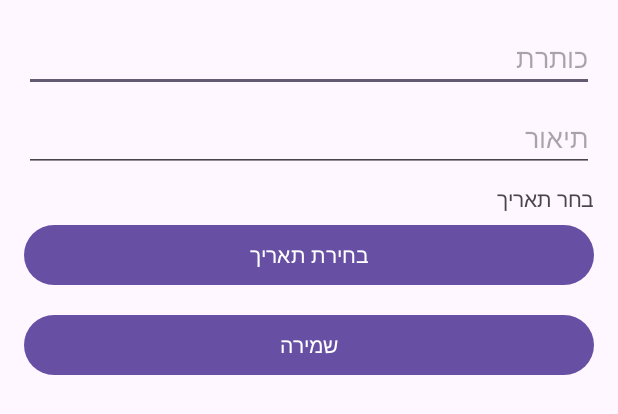
After one commit to omergamliel/ID_211869409_209052786_EX_2, an Android app: the layout dialog_manage_activity.xml on its own in the app's theme, with its tools: preview values and no code run, on a phone screen of 412 x 824 dp. The commit adds this screen. Shown: the top 414 px of the screen. Run offline under Robolectric (Android 15) with nearby library versions, the phone set to English and light mode, and no system bars.

Commit message:
Add edit mode with activity management

```diff
--- a/app/src/main/AndroidManifest.xml
+++ b/app/src/main/AndroidManifest.xml
@@ -23,6 +23,7 @@
         </activity>
 
         <activity android:name=".activities.NormalModeActivity" />
+        <activity android:name=".activities.EditModeActivity" />
 
     </application>
 
--- a/app/src/main/java/co/median/android/id_211869409_209052786_ex_2/models/Activity.java
+++ b/app/src/main/java/co/median/android/id_211869409_209052786_ex_2/models/Activity.java
@@ -1,7 +1,7 @@
 package co.median.android.id_211869409_209052786_ex_2.models;
 import java.io.Serializable;
 
-public class Activity {
+public class Activity implements Serializable {
     private int id;
     private String title;
     private String description;
--- /dev/null
+++ b/app/src/main/res/layout/dialog_manage_activity.xml
@@ -0,0 +1,41 @@
+<?xml version="1.0" encoding="utf-8"?>
+<LinearLayout xmlns:android="http://schemas.android.com/apk/res/android"
+    android:layout_width="match_parent"
+    android:layout_height="wrap_content"
+    android:orientation="vertical"
+    android:padding="16dp">
+
+    <EditText
+        android:id="@+id/input_title"
+        android:layout_width="match_parent"
+        android:layout_height="wrap_content"
+        android:hint="כותרת" />
+
+    <EditText
+        android:id="@+id/input_description"
+        android:layout_width="match_parent"
+        android:layout_height="wrap_content"
+        android:hint="תיאור"
+        android:layout_marginTop="8dp" />
+
+    <TextView
+        android:id="@+id/selected_date"
+        android:layout_width="match_parent"
+        android:layout_height="wrap_content"
+        android:text="בחר תאריך"
+        android:layout_marginTop="8dp" />
+
+    <Button
+        android:id="@+id/pick_date_button"
+        android:layout_width="match_parent"
+        android:layout_height="wrap_content"
+        android:text="בחירת תאריך"
+        android:layout_marginTop="4dp" />
+
+    <Button
+        android:id="@+id/save_activity_button"
+        android:layout_width="match_parent"
+        android:layout_height="wrap_content"
+        android:text="שמירה"
+        android:layout_marginTop="12dp" />
+</LinearLayout>
```
Also changed, not shown: app/src/main/java/co/median/android/id_211869409_209052786_ex_2/activities/EditModeActivity.java (+45 -1 lines), app/src/main/java/co/median/android/id_211869409_209052786_ex_2/activities/MainActivity.java (+10 -1 lines), app/src/main/java/co/median/android/id_211869409_209052786_ex_2/adapters/ManageActivitiesAdapter.java (added, +79 -0 lines), app/src/main/java/co/median/android/id_211869409_209052786_ex_2/fragments/ActivitiesManageFragment.java (added, +97 -0 lines), app/src/main/java/co/median/android/id_211869409_209052786_ex_2/fragments/ManageActivityDialogFragment.java (added, +105 -0 lines).
